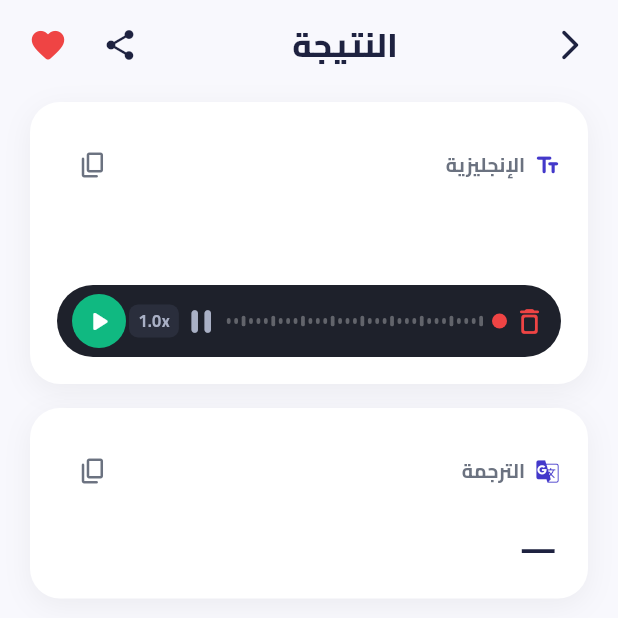
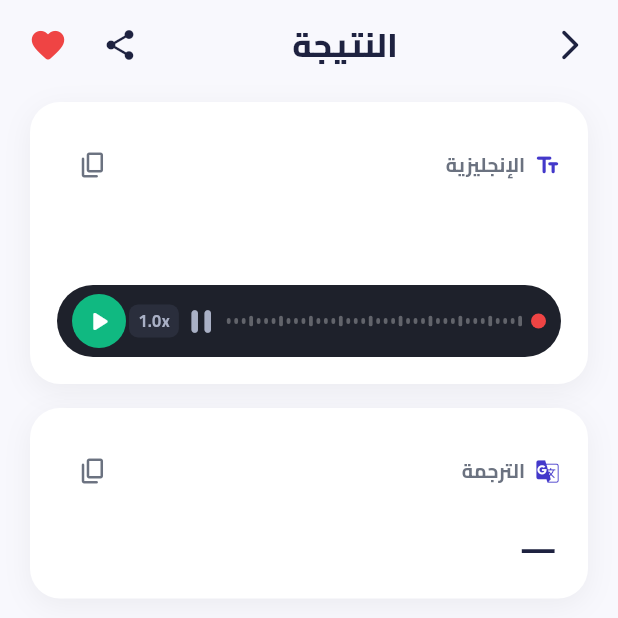
Before and after one commit to ahmedabdelsalam07/english-core-tap, a Flutter app: the ResultScreen screen opened directly with empty values, after a tap on the "favorite outline" icon, on a phone screen of 412 x 824 dp, the top half of it. Run offline on Flutter 3.47's test engine with Material 3 defaults, Android fonts, the phone set to English and light mode, and no system bars; our stand-ins replace audioplayers, firebase_auth, firebase_core, flutter_riverpod, flutter_secure_storage, flutter_tts and 5 more; missing offline and left inert: dart:html, dart:js_interop; accounts and stored records are empty.

Commit message:
Remove delete button from audio player bar (v1.0.34)

```diff
--- a/lib/core/constants.dart
+++ b/lib/core/constants.dart
@@ -3,7 +3,7 @@ class Constants {
   static const String brand = 'ENGLISH CORE';
   static const String brandSub = 'MR. THARWAT TAWFIQ';
   /// Bump on every release (must match the GitHub release tag, without 'v').
-  static const String appVersion = '1.0.33';
+  static const String appVersion = '1.0.34';
   static const String githubRepo =
       'ahmedabdelsalam07/english-core-tap';
   static const String websiteUrl = 'https://www.quickpronounce.site/';
--- a/lib/features/result/result_screen.dart
+++ b/lib/features/result/result_screen.dart
@@ -416,11 +416,6 @@ class _AudioPlayerWidgetState extends ConsumerState<AudioPlayerWidget>
             await tts.setSpeed(s);
             ref.read(settingsControllerProvider.notifier).setPlaybackSpeed(s);
           },
-          onStop: () async {
-            try {
-              await tts.stop();
-            } catch (_) {}
-          },
         );
       },
     );
@@ -435,7 +430,6 @@ class _VoiceBar extends StatelessWidget {
   final AnimationController dotCtrl;
   final VoidCallback onPlayPause;
   final ValueChanged<double> onSpeedChanged;
-  final VoidCallback onStop;
 
   const _VoiceBar({
     required this.speaking,
@@ -445,7 +439,6 @@ class _VoiceBar extends StatelessWidget {
     required this.dotCtrl,
     required this.onPlayPause,
     required this.onSpeedChanged,
-    required this.onStop,
   });
 
   @override
@@ -458,12 +451,6 @@ class _VoiceBar extends StatelessWidget {
       ),
       child: Row(
         children: [
-          GestureDetector(
-            onTap: onStop,
-            child: const Icon(Icons.delete_outline_rounded,
-                color: AppColors.danger, size: 22),
-          ),
-          const SizedBox(width: 4),
           AnimatedBuilder(
             animation: dotCtrl,
             builder: (context, _) {
--- a/pubspec.yaml
+++ b/pubspec.yaml
@@ -1,7 +1,7 @@
 name: english_core_tap
 description: English Core TaP - ØªØ·Ø¨ÙŠÙ‚ ØªØ¹Ù„Ù… Ø§Ù„Ù†Ø·Ù‚ Ø§Ù„Ø£Ù…Ø±ÙŠÙƒÙŠ Ù…Ø¹ Ø§Ù„ØªØ±Ø¬Ù…Ø© ÙˆØ§Ù„ÙƒØªØ§Ø¨Ø© Ø§Ù„ØµÙˆØªÙŠØ© Ø¨Ø§Ù„Ø¹Ø±Ø¨ÙŠØ©. English Core - MR. THARWAT TAWFIQ.
 publish_to: 'none'
-version: 1.0.33+33
+version: 1.0.34+34
 
 environment:
   sdk: '>=3.3.0 <4.0.0'
```
